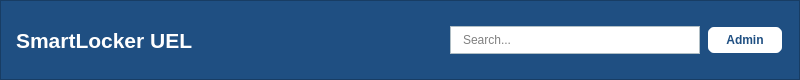
maihuybao/SmartLockUEL, file ui/navbar.ui: the form before one commit.
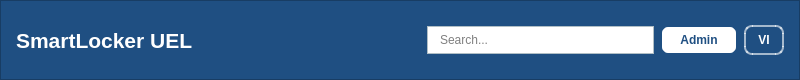
The form after the commit.

Diff of the .ui file:
```diff
--- a/ui/navbar.ui
+++ b/ui/navbar.ui
@@ -117,6 +117,36 @@
      </property>
     </widget>
    </item>
+   <item>
+    <widget class="QPushButton" name="btnLang">
+     <property name="minimumSize">
+      <size>
+       <width>40</width>
+       <height>0</height>
+      </size>
+     </property>
+     <property name="styleSheet">
+      <string notr="true">QPushButton {
+    background-color: transparent;
+    color: white;
+    border: 1.5px solid rgba(255,255,255,0.6);
+    border-radius: 8px;
+    padding: 6px 12px;
+    font-weight: 600;
+    font-size: 12px;
+}
+QPushButton:hover {
+    background-color: rgba(255,255,255,0.15);
+}
+QPushButton:pressed {
+    background-color: rgba(255,255,255,0.25);
+}</string>
+     </property>
+     <property name="text">
+      <string>VI</string>
+     </property>
+    </widget>
+   </item>
   </layout>
  </widget>
  <resources/>
```
